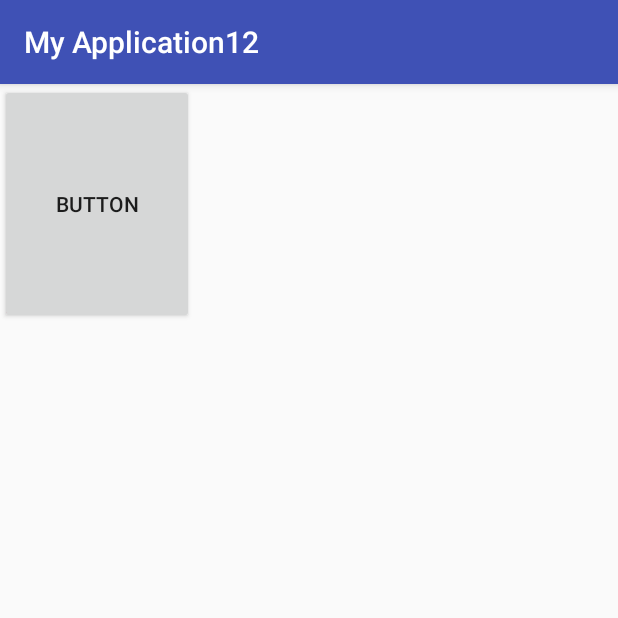
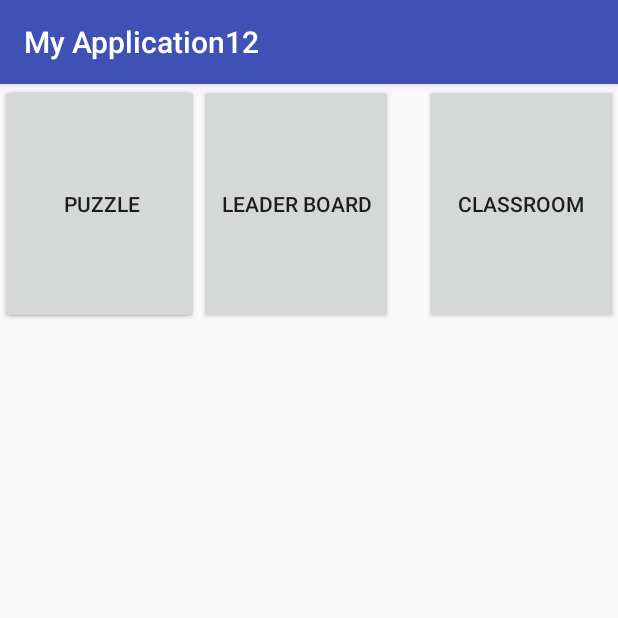
Before and after one commit to Tampa2017/team-7, an Android app: the screen it shows after launch (MainActivity), on a phone screen of 412 x 824 dp, the top half of it. Run offline under Robolectric (Android 15) with nearby library versions, the phone set to English and light mode, and no system bars.

Commit message:
App 3 button to another screen

```diff
--- a/MyApplication12/app/src/main/java/com/example/myapplication12/MainActivity.java
+++ b/MyApplication12/app/src/main/java/com/example/myapplication12/MainActivity.java
@@ -46,22 +46,59 @@ public class MainActivity extends AppCompatActivity {
         BottomNavigationView navigation = (BottomNavigationView) findViewById(R.id.navigation);
         navigation.setOnNavigationItemSelectedListener(mOnNavigationItemSelectedListener);
 
-        Button button = (Button)findViewById(R.id.button4);
+        Button button = (Button) findViewById(R.id.buttontopleft);
         button.setOnClickListener(new View.OnClickListener() {
             public void onClick(View v) {
 
                 Intent i = new Intent(MainActivity.this, DisplayMessageActivity.class);
                 startActivity(i);
+                finish();
+            }
+        });
+        Button buttonLb = (Button) findViewById(R.id.buttontopmid);
+         buttonLb.setOnClickListener(new View.OnClickListener() {
+             public void onClick(View v) {
+
+                 Intent i = new Intent(MainActivity.this, leaderboard.class);
+                 startActivity(i);
+                 finish();
+             }
+         });
+        Button buttonTr = (Button) findViewById(R.id.buttontopright);
+        buttonTr.setOnClickListener(new View.OnClickListener() {
+            public void onClick(View v) {
+
+                Intent i = new Intent(MainActivity.this, leaderboard.class);
+                startActivity(i);
+                finish();
+            }
+        });
+
+        Button buttonMl = (Button) findViewById(R.id.buttonmidleft);
+        buttonMl.setOnClickListener(new View.OnClickListener() {
+            public void onClick(View v) {
+
+                Intent i = new Intent(MainActivity.this, Points.class);
+                startActivity(i);
+                finish();
             }
         });
     }
 
+
+
             public void sendMessage(View view) {
-        Intent intent = new Intent(this, DisplayMessageActivity.class);
+                Intent intent = new Intent(MainActivity.this, DisplayMessageActivity.class);
                 EditText editText = (EditText) findViewById(R.id.editText);
                 String message = editText.getText().toString();
                 intent.putExtra(EXTRA_MESSAGE, message);
                 startActivity(intent);
             }
-
+            public void sendinfo(View view) {
+                Intent intent = new Intent(MainActivity.this, leaderboard.class);
+                EditText editText = (EditText) findViewById(R.id.editText);
+                String message = editText.getText().toString();
+                intent.putExtra(EXTRA_MESSAGE, message);
+                startActivity(intent);
             }
+        }
--- a/MyApplication12/app/src/main/res/layout/activity_main.xml
+++ b/MyApplication12/app/src/main/res/layout/activity_main.xml
@@ -14,15 +14,45 @@
         android:layout_height="match_parent">
 
         <Button
-            android:id="@+id/button4"
+            android:id="@+id/buttontopleft"
             android:layout_width="129dp"
             android:layout_height="160dp"
-            android:layout_marginLeft="480dp"
-            android:text="Button"
-            tools:layout_editor_absoluteX="128dp"
-            tools:layout_editor_absoluteY="33dp" />
+            android:text="Puzzle"
+            tools:layout_editor_absoluteX="3dp"
+            tools:layout_editor_absoluteY="34dp" />
 
+        <Button
+        android:id="@+id/buttontopmid"
+        android:layout_width="129dp"
+        android:layout_height="160dp"
+        android:text="Leader board"
+        android:layout_marginLeft="100dp"
+        tools:layout_editor_absoluteY="34dp"
+        app:layout_constraintLeft_toLeftOf="parent"
+        app:layout_constraintRight_toRightOf="parent"
+        app:layout_constraintHorizontal_bias="0.18" />
 
+        <Button
+            android:id="@+id/buttontopright"
+            android:layout_width="129dp"
+            android:layout_height="160dp"
+            android:text="Classroom"
+            android:layout_marginLeft="150dp"
+            tools:layout_editor_absoluteY="34dp"
+            app:layout_constraintLeft_toLeftOf="parent"
+            app:layout_constraintRight_toRightOf="parent"
+            app:layout_constraintHorizontal_bias="1.0" />
+        <Button
+            android:id="@+id/buttonmidleft"
+            android:layout_width="129dp"
+            android:layout_height="160dp"
+            android:text="Puzzle"
+            android:layout_marginLeft="0dp"
+            android:layout_marginTop="-160dp"
+            tools:layout_editor_absoluteY="34dp"
+            app:layout_constraintLeft_toLeftOf="parent"
+            app:layout_constraintRight_toRightOf="parent"
+            app:layout_constraintHorizontal_bias="0.011" />
         <TextView
             android:id="@+id/message"
             android:layout_width="0dp"
```
Also changed, not shown: MyApplication12/app/src/main/AndroidManifest.xml (+13 -7 lines), MyApplication12/app/src/main/java/com/example/myapplication12/Points.java (added, +22 -0 lines), MyApplication12/app/src/main/java/com/example/myapplication12/class_particpatio.java (added, +23 -0 lines), MyApplication12/app/src/main/java/com/example/myapplication12/leaderboard.java (added, +22 -0 lines), MyApplication12/app/src/main/res/layout/activity_class_particpatio.xml (added, +21 -0 lines), MyApplication12/app/src/main/res/layout/activity_leaderboard.xml (added, +21 -0 lines), MyApplication12/app/src/main/res/layout/activity_points.xml (added, +20 -0 lines). Lines whose indentation alone changed are shown as unchanged.
